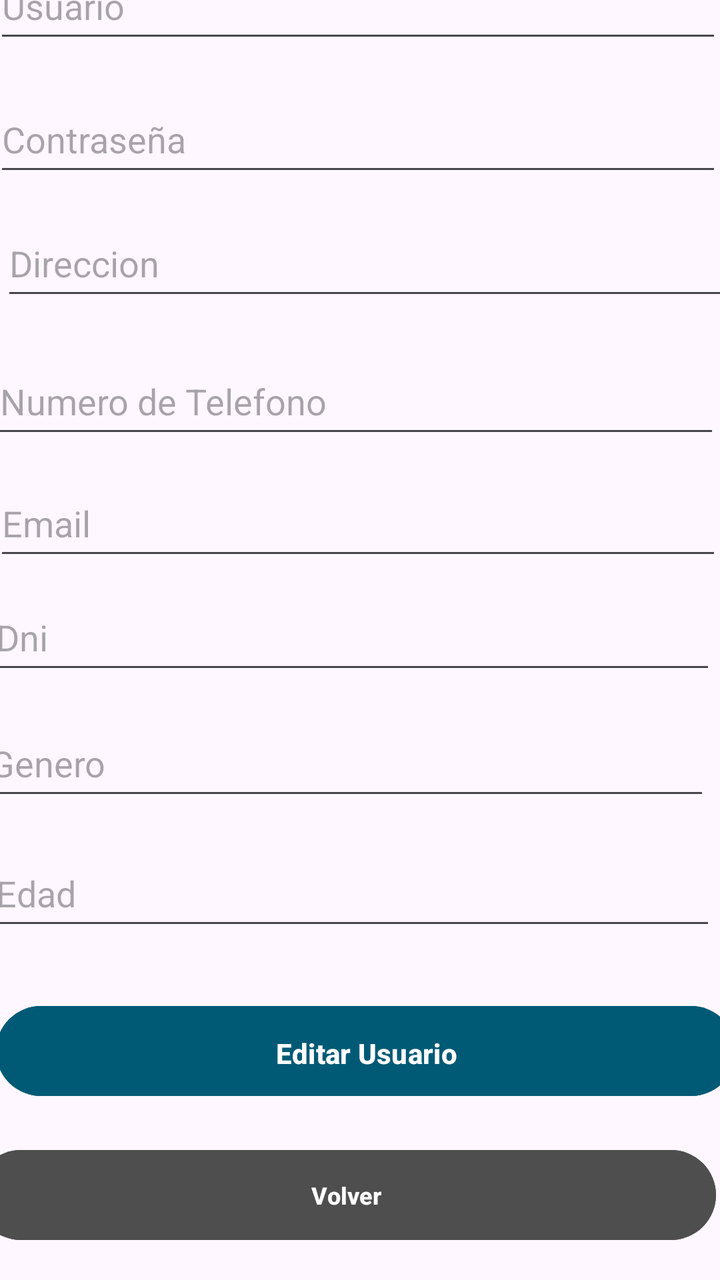
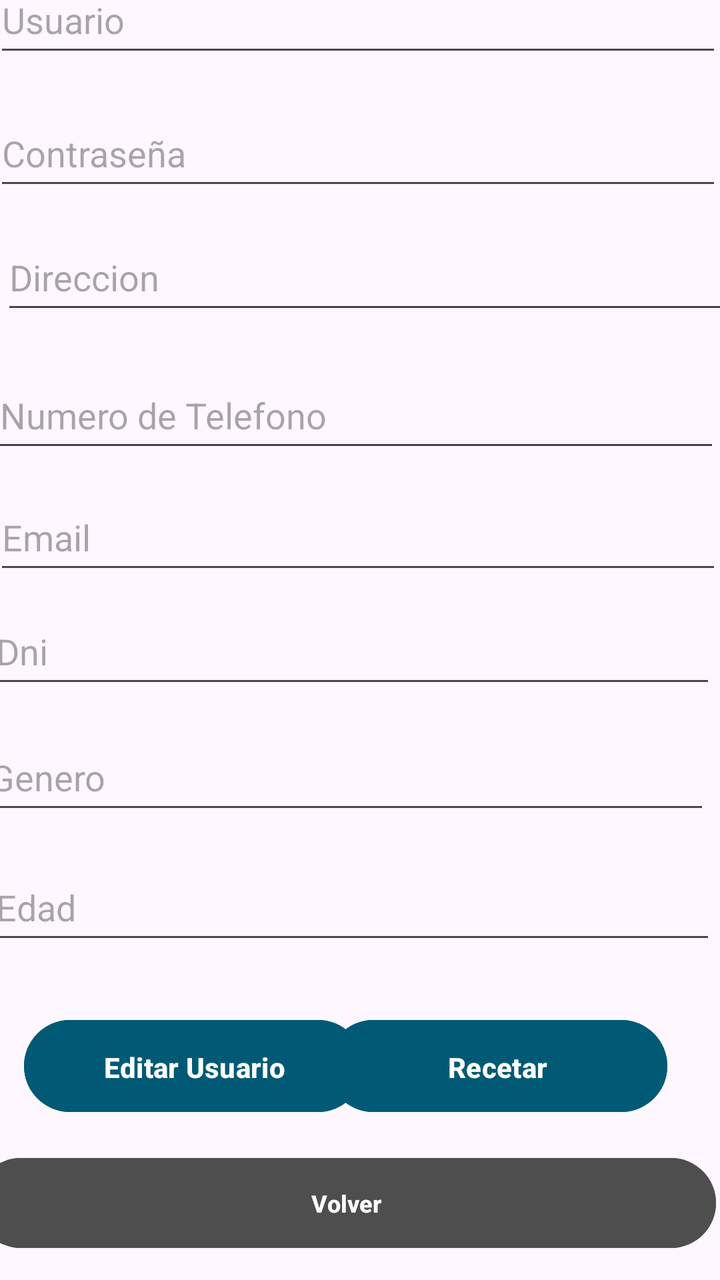

Screens rendered from an Android XML layout before and after an edit, with the pre-edit source and the edit as a unified diff.
<!-- AndroidManifest.xml: application theme Theme.MobilesVC -->
<!-- res/layout/user_view.xml -->
<?xml version="1.0" encoding="utf-8"?>
<androidx.constraintlayout.widget.ConstraintLayout xmlns:android="http://schemas.android.com/apk/res/android"
    xmlns:app="http://schemas.android.com/apk/res-auto"
    xmlns:tools="http://schemas.android.com/tools"
    android:layout_width="match_parent"
    android:layout_height="match_parent">

    <androidx.constraintlayout.widget.ConstraintLayout
        android:layout_width="match_parent"
        android:layout_height="match_parent">

        <Button
            android:id="@+id/vToEditUsuario"
            android:layout_width="370dp"
            android:layout_height="53dp"
            android:layout_marginTop="48dp"
            android:layout_marginBottom="88dp"
            android:backgroundTint="#015A75"
            android:paddingVertical="14dp"
            android:text="Editar Usuario"
            android:textStyle="bold"
            app:layout_constraintBottom_toBottomOf="parent"
            app:layout_constraintEnd_toEndOf="parent"
            app:layout_constraintHorizontal_bias="0.243"
            app:layout_constraintStart_toStartOf="parent" />

        <com.google.android.material.textfield.TextInputEditText
            android:id="@+id/vGenero"
            android:layout_width="364dp"
            android:layout_height="50dp"
            android:layout_marginStart="16dp"
            android:layout_marginEnd="31dp"
            android:layout_marginBottom="15dp"
            android:clickable="false"
            android:hint="Genero"
            app:layout_constraintBottom_toTopOf="@+id/vEdad"
            app:layout_constraintEnd_toEndOf="parent"
            app:layout_constraintStart_toStartOf="parent" />

        <com.google.android.material.textfield.TextInputEditText
            android:id="@+id/vEdad"
            android:layout_width="364dp"
            android:layout_height="50dp"
            android:layout_marginStart="19dp"
            android:layout_marginEnd="28dp"
            android:layout_marginBottom="29dp"
            android:clickable="false"
            android:hint="Edad"
            app:layout_constraintBottom_toTopOf="@+id/vToEditUsuario"
            app:layout_constraintEnd_toEndOf="parent"
            app:layout_constraintStart_toStartOf="parent" />

        <TextView
            android:id="@+id/textView6"
            android:layout_width="wrap_content"
            android:layout_height="wrap_content"
            android:layout_marginStart="174dp"
            android:layout_marginTop="32dp"
            android:layout_marginEnd="175dp"
            android:layout_marginBottom="32dp"
            android:fontFamily="sans-serif"
            android:text="Perfil"
            android:textColor="#000000"
            android:textStyle="bold|italic"
            app:layout_constraintBottom_toTopOf="@+id/vNombre"
            app:layout_constraintEnd_toEndOf="parent"
            app:layout_constraintStart_toStartOf="parent"
            app:layout_constraintTop_toTopOf="parent"
            tools:textSize="26sp" />

        <Button
            android:id="@+id/vVolverPerfil"
            android:layout_width="370dp"
            android:layout_height="53dp"
            android:layout_marginHorizontal="24dp"
            android:layout_marginStart="13dp"
            android:layout_marginTop="19dp"
            android:layout_marginEnd="28dp"
            android:layout_marginBottom="16dp"
            android:backgroundTint="#4E4E4E"
            android:paddingVertical="10dp"
            android:text="Volver"
            android:textSize="12sp"
            android:textStyle="bold"
            android:visibility="visible"
            app:layout_constraintBottom_toBottomOf="parent"
            app:layout_constraintEnd_toEndOf="parent"
            app:layout_constraintStart_toStartOf="parent"
            app:layout_constraintTop_toBottomOf="@+id/vToEditUsuario" />

        <com.google.android.material.textfield.TextInputEditText
            android:id="@+id/vNombre"
            android:layout_width="364dp"
            android:layout_height="50dp"
            android:layout_marginStart="22dp"
            android:layout_marginEnd="25dp"
            android:layout_marginBottom="17dp"
            android:clickable="false"
            android:hint="Usuario"
            app:layout_constraintBottom_toTopOf="@+id/vPassword"
            app:layout_constraintEnd_toEndOf="parent"
            app:layout_constraintStart_toStartOf="parent" />

        <com.google.android.material.textfield.TextInputEditText
            android:id="@+id/vPassword"
            android:layout_width="364dp"
            android:layout_height="50dp"
            android:layout_marginStart="22dp"
            android:layout_marginEnd="25dp"
            android:layout_marginBottom="12dp"
            android:clickable="false"
            android:hint="Contraseña"
            app:layout_constraintBottom_toTopOf="@+id/vDireccion"
            app:layout_constraintEnd_toEndOf="parent"
            app:layout_constraintStart_toStartOf="parent" />

        <com.google.android.material.textfield.TextInputEditText
            android:id="@+id/vDireccion"
            android:layout_width="364dp"
            android:layout_height="50dp"
            android:layout_marginStart="26dp"
            android:layout_marginEnd="21dp"
            android:layout_marginBottom="19dp"
            android:clickable="false"
            android:hint="Direccion"
            app:layout_constraintBottom_toTopOf="@+id/vTelefono"
            app:layout_constraintEnd_toEndOf="parent"
            app:layout_constraintStart_toStartOf="parent" />

        <com.google.android.material.textfield.TextInputEditText
            android:id="@+id/vTelefono"
            android:layout_width="364dp"
            android:layout_height="50dp"
            android:layout_marginStart="21dp"
            android:layout_marginEnd="26dp"
            android:layout_marginBottom="11dp"
            android:clickable="false"
            android:hint="Numero de Telefono"
            app:layout_constraintBottom_toTopOf="@+id/vEmail"
            app:layout_constraintEnd_toEndOf="parent"
            app:layout_constraintStart_toStartOf="parent" />

        <com.google.android.material.textfield.TextInputEditText
            android:id="@+id/vEmail"
            android:layout_width="364dp"
            android:layout_height="50dp"
            android:layout_marginStart="22dp"
            android:layout_marginEnd="25dp"
            android:layout_marginBottom="7dp"
            android:clickable="false"
            android:hint="Email"
            app:layout_constraintBottom_toTopOf="@+id/vDni"
            app:layout_constraintEnd_toEndOf="parent"
            app:layout_constraintStart_toStartOf="parent" />

        <com.google.android.material.textfield.TextInputEditText
            android:id="@+id/vDni"
            android:layout_width="364dp"
            android:layout_height="50dp"
            android:layout_marginStart="19dp"
            android:layout_marginEnd="28dp"
            android:layout_marginBottom="13dp"
            android:clickable="false"
            android:hint="Dni"
            app:layout_constraintBottom_toTopOf="@+id/vGenero"
            app:layout_constraintEnd_toEndOf="parent"
            app:layout_constraintStart_toStartOf="parent" />
    </androidx.constraintlayout.widget.ConstraintLayout>

</androidx.constraintlayout.widget.ConstraintLayout>
<!-- resources referenced by this layout -->
<resources>
  <style name="Theme.MobilesVC" parent="Base.Theme.MobilesVC" />
  <style name="Base.Theme.MobilesVC" parent="Theme.Material3.DayNight.NoActionBar">
          
          
      </style>
</resources>

<!-- the commit's change to res/layout/user_view.xml (unified diff, before → after) -->
@@ -10,18 +10,31 @@
         android:layout_height="match_parent">
 
         <Button
+            android:id="@+id/vRecetar"
+            android:layout_width="170dp"
+            android:layout_height="54dp"
+            android:layout_marginBottom="80dp"
+            android:backgroundTint="#015A75"
+            android:paddingVertical="14dp"
+            android:text="Recetar"
+            android:textStyle="bold"
+            app:layout_constraintBottom_toBottomOf="parent"
+            app:layout_constraintEnd_toEndOf="parent"
+            app:layout_constraintHorizontal_bias="0.862"
+            app:layout_constraintStart_toStartOf="parent" />
+
+        <Button
             android:id="@+id/vToEditUsuario"
-            android:layout_width="370dp"
-            android:layout_height="53dp"
-            android:layout_marginTop="48dp"
-            android:layout_marginBottom="88dp"
+            android:layout_width="170dp"
+            android:layout_height="54dp"
+            android:layout_marginBottom="80dp"
             android:backgroundTint="#015A75"
             android:paddingVertical="14dp"
             android:text="Editar Usuario"
             android:textStyle="bold"
             app:layout_constraintBottom_toBottomOf="parent"
             app:layout_constraintEnd_toEndOf="parent"
-            app:layout_constraintHorizontal_bias="0.243"
+            app:layout_constraintHorizontal_bias="0.064"
             app:layout_constraintStart_toStartOf="parent" />
 
         <com.google.android.material.textfield.TextInputEditText
